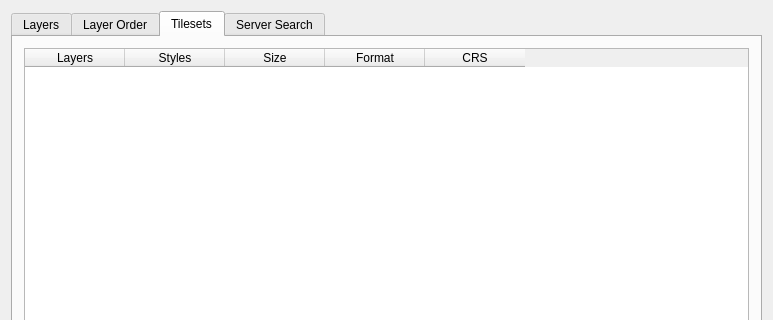
This is src/ui/qgswmssourceselectbase.ui in qgis/QGIS as Qt 5 draws it before an edit; both pictures show x 0 to 773 and y 0 to 320 of the 773 by 539 pixel window. The edited form follows.
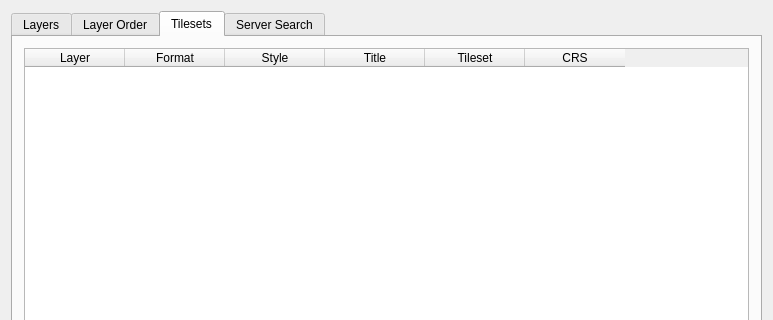
This is the edited form. The open tabs and pages were chosen to show the change. Icons and pictures are not drawn.

What changed in the file:
```diff
--- a/src/ui/qgswmssourceselectbase.ui
+++ b/src/ui/qgswmssourceselectbase.ui
@@ -326,17 +326,7 @@
          </attribute>
          <column>
           <property name="text">
-           <string>Layers</string>
-          </property>
-         </column>
-         <column>
-          <property name="text">
-           <string>Styles</string>
-          </property>
-         </column>
-         <column>
-          <property name="text">
-           <string>Size</string>
+           <string>Layer</string>
           </property>
          </column>
          <column>
@@ -344,6 +334,21 @@
            <string>Format</string>
           </property>
          </column>
+         <column>
+          <property name="text">
+           <string>Style</string>
+          </property>
+         </column>
+         <column>
+          <property name="text">
+           <string>Title</string>
+          </property>
+         </column>
+         <column>
+          <property name="text">
+           <string>Tileset</string>
+          </property>
+         </column>
          <column>
           <property name="text">
            <string>CRS</string>
```
